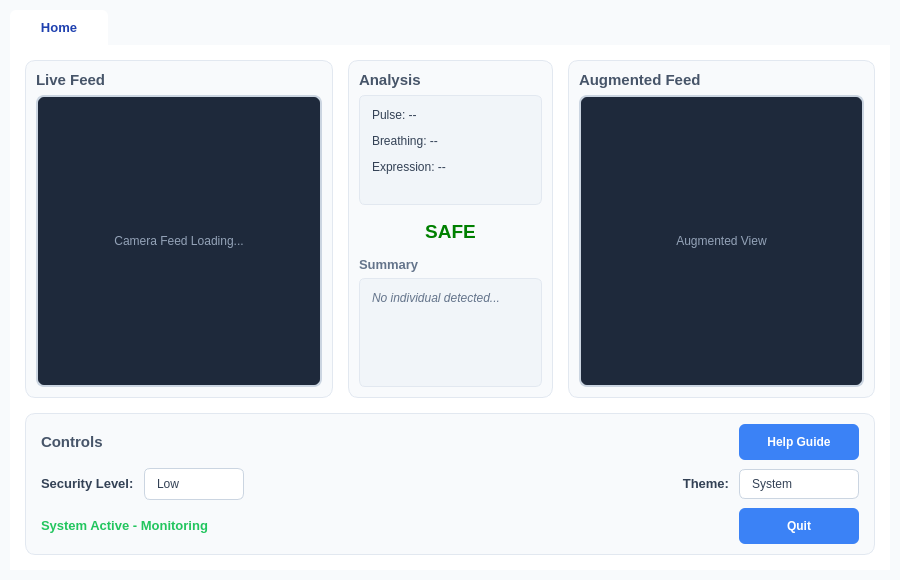
This is gui/designer2.ui in Jurassic001/helm as Qt 5 draws it before an edit. The edited form follows.
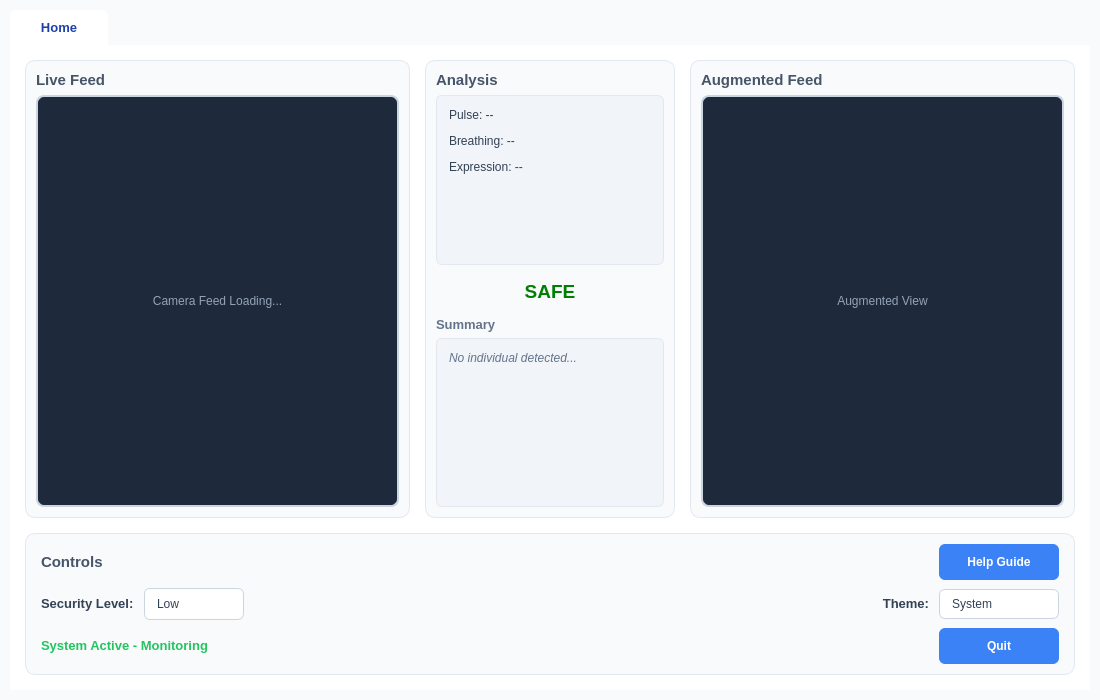
This is the edited form.

Commit message: Window opens on top and larger now

Diff of the .ui file:
```diff
--- a/gui/designer2.ui
+++ b/gui/designer2.ui
@@ -6,8 +6,8 @@
    <rect>
     <x>0</x>
     <y>0</y>
-    <width>900</width>
-    <height>580</height>
+    <width>1100</width>
+    <height>700</height>
    </rect>
   </property>
   <property name="sizePolicy">
```
The commit also changes 1 other file.
